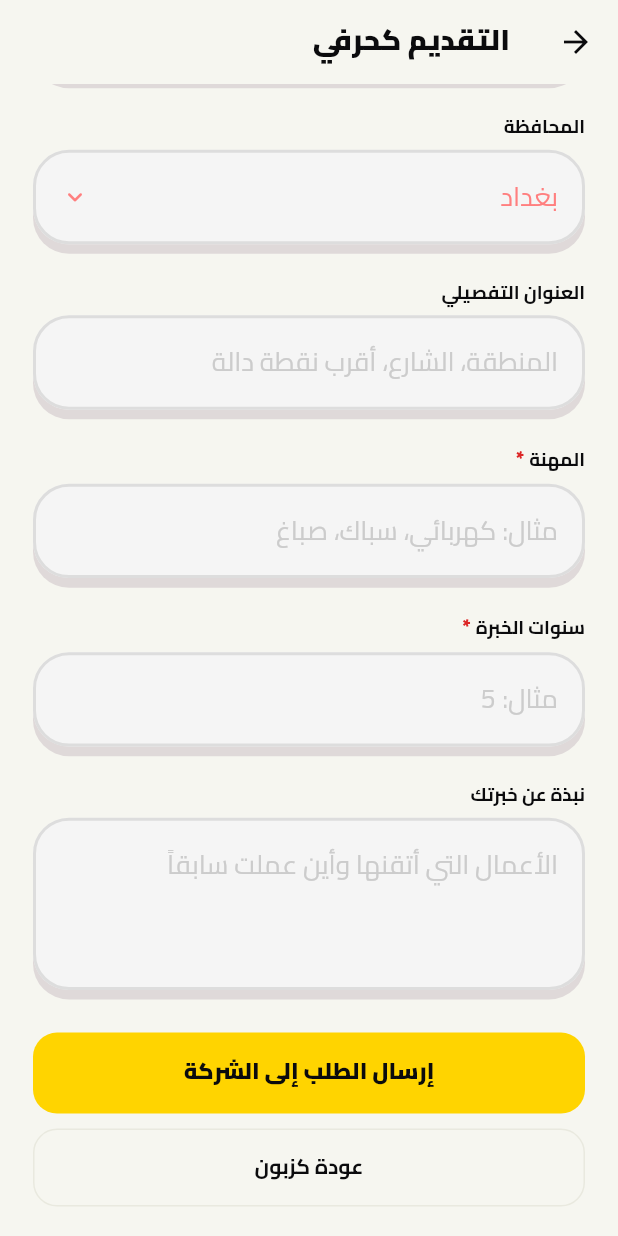
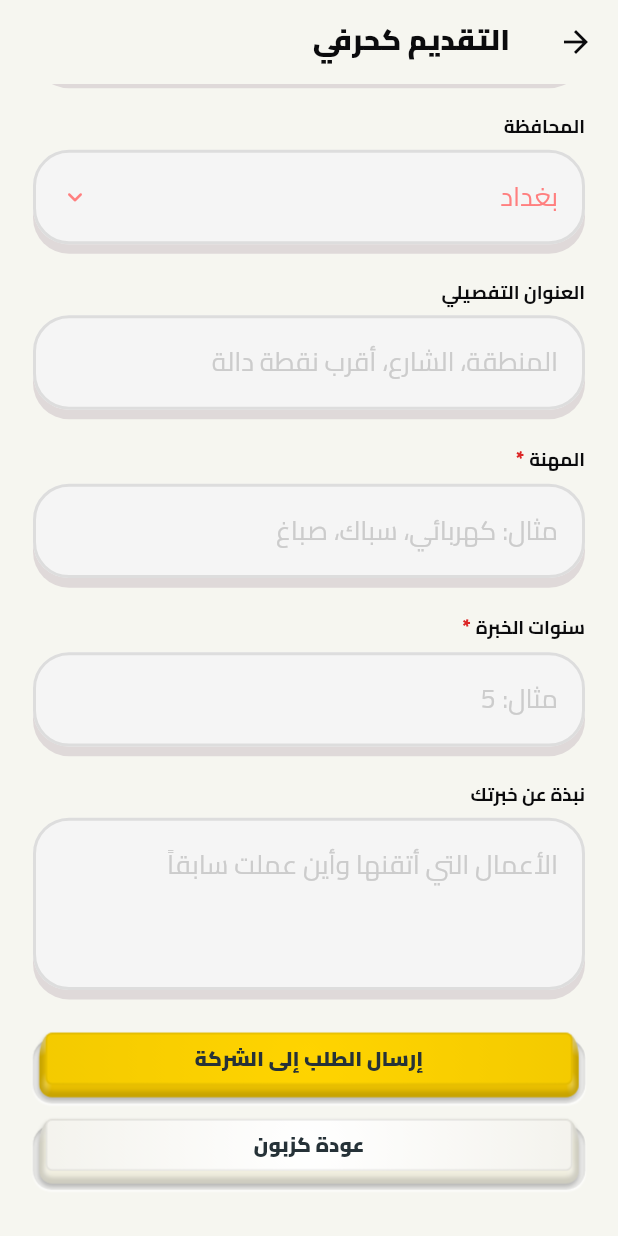
Before and after one commit to Programaerr/bkhidmatk-app, a Flutter app: the CraftsmanScreen screen opened directly, scrolled down 400 dp, on a phone screen of 412 x 824 dp. Run offline on Flutter 3.47's test engine with Material 3 defaults, Android fonts, the phone set to English and light mode, and no system bars; our stand-ins replace pdf, printing, qr_flutter, screenshot, shared_preferences, sqflite and 1 more; accounts and stored records are empty; project files that could hold a hidden picture were left out.

Commit message:
Give the craftsman form's keys the login key's design
Add PushKeyButton, which builds a full-width PushKey with the login key's
scale, face height, depth, label style and held state while waiting. A test
compares both keys with the real login key so they stay the same.

The send key is yellow in the app's gold, in day and night, through a new
PushKey.yellow option. The back key stays white, and the first screen's keys
are unaffected.

Co-Authored-By: Claude Opus 5.5 <noreply@anthropic.com>

```diff
--- a/lib/ui/auth/craftsman_screen.dart
+++ b/lib/ui/auth/craftsman_screen.dart
@@ -6,6 +6,7 @@ import '../../core/utils.dart';
 import '../../data/models.dart';
 import '../../state/app_state.dart';
 import '../widgets/ui.dart';
+import 'push_key.dart';
 import 'raised_field.dart';
 
 const _easternDigits = '٠١٢٣٤٥٦٧٨٩';
@@ -150,15 +151,7 @@ class _CraftsmanScreenState extends State<CraftsmanScreen> {
     return number == null || number < min || number > max ? message : null;
   }
 
-  Widget _backButton() {
-    return SizedBox(
-      width: double.infinity,
-      child: OutlinedButton(
-        onPressed: _backAsCustomer,
-        child: const Text('عودة كزبون'),
-      ),
-    );
-  }
+  Widget _backButton() => PushKeyButton(label: 'عودة كزبون', onPressed: _backAsCustomer);
 
   Widget _sentMessage(ThemeData theme) {
     return Center(
@@ -260,9 +253,14 @@ class _CraftsmanScreenState extends State<CraftsmanScreen> {
               const SizedBox(height: 12),
               Text(_error!, style: const TextStyle(color: AppColors.danger, fontSize: 12.5)),
             ],
-            const SizedBox(height: 22),
-            PrimaryButton(label: 'إرسال الطلب إلى الشركة', onPressed: _submit, loading: _loading),
-            const SizedBox(height: 10),
+            const SizedBox(height: 19),
+            PushKeyButton(
+              label: 'إرسال الطلب إلى الشركة',
+              onPressed: _submit,
+              loading: _loading,
+              yellow: true,
+            ),
+            const SizedBox(height: 4),
             _backButton(),
           ],
         ),
--- a/lib/ui/auth/push_key.dart
+++ b/lib/ui/auth/push_key.dart
@@ -1,6 +1,9 @@
+import 'dart:math' as math;
 import 'dart:ui' as ui;
 
 import 'package:flutter/material.dart';
+
+import '../../core/theme.dart';
 
 const _faceCenter = Colors.white;
 const _faceEdge = Color(0xFFF1F0E9);
@@ -30,6 +33,93 @@ const _nightSideInnerShadow = Color(0x4D000000);
 const _nightSideShine = Color(0x14FFFFFF);
 const _nightSideGlow = Color(0x26FFFFFF);
 
+// الزر الأصفر بلون التطبيق، نهاراً وليلاً.
+const _yellowFaceCenter = AppColors.gold;
+const _yellowFaceEdge = Color(0xFFF1C800);
+const _yellowSide = AppColors.goldDeep;
+
+// مقاسات زر تسجيل الدخول في الشاشة الأولى وألوانه.
+const _loginDesignWidth = 391.0;
+const _loginDesignHeight = 715.0;
+const _loginMinScale = .95;
+const _loginFaceHeight = 32.74;
+const _loginTextSize = 13.0;
+const _loginTouchMargin = 3.0;
+const _loginInk = Color(0xFF263238);
+const _loginNightInk = Color(0xFFF4F4EE);
+const _loginSpinner = Color(0xFF416F9E);
+
+/// زر بشكل زر تسجيل الدخول ومقاساته، ويأخذ عرض المكان الذي يوضع فيه.
+class PushKeyButton extends StatelessWidget {
+  const PushKeyButton({
+    super.key,
+    required this.label,
+    required this.onPressed,
+    this.loading = false,
+    this.yellow = false,
+  });
+
+  final String label;
+  final VoidCallback onPressed;
+  final bool loading;
+  final bool yellow;
+
+  @override
+  Widget build(BuildContext context) {
+    final size = MediaQuery.sizeOf(context);
+    final fit = math.min(size.width / _loginDesignWidth, size.height / _loginDesignHeight);
+    final unit = math.max(fit, _loginMinScale);
+    final night = Theme.of(context).brightness == Brightness.dark;
+    final faceHeight = _loginFaceHeight * unit;
+    return GestureDetector(
+      behavior: HitTestBehavior.opaque,
+      onTap: loading ? null : onPressed,
+      child: Padding(
+        padding: EdgeInsets.symmetric(vertical: _loginTouchMargin * unit),
+        child: SizedBox(
+          width: double.infinity,
+          height: faceHeight + PushKey.depth * unit,
+          child: PushKey(
+            unit: unit,
+            faceHeight: faceHeight,
+            held: loading,
+            yellow: yellow,
+            night: night ? kAlwaysCompleteAnimation : kAlwaysDismissedAnimation,
+            child: Semantics(
+              button: true,
+              enabled: !loading,
+              child: Center(
+                child: loading
+                    ? SizedBox(
+                        width: 16 * unit,
+                        height: 16 * unit,
+                        child: CircularProgressIndicator(
+                          strokeWidth: 2,
+                          color: yellow ? _loginInk : _loginSpinner,
+                        ),
+                      )
+                    : FittedBox(
+                        fit: BoxFit.scaleDown,
+                        child: Text(
+                          label,
+                          style: TextStyle(
+                            fontFamily: 'Cairo',
+                            fontSize: _loginTextSize * unit,
+                            height: 1.2,
+                            fontWeight: FontWeight.w800,
+                            color: night && !yellow ? _loginNightInk : _loginInk,
+                          ),
+                        ),
+                      ),
+              ),
+            ),
+          ),
+        ),
+      ),
+    );
+  }
+}
+
 /// زر ثلاثي الأبعاد باللون الأبيض: وجهه ينخفض عند اللمس فوق جانب وقاعدة ثابتين.
 class PushKey extends StatefulWidget {
   const PushKey({
@@ -41,6 +131,7 @@ class PushKey extends StatefulWidget {
     this.held = false,
     this.alarm = 0,
     this.night = kAlwaysDismissedAnimation,
+    this.yellow = false,
   });
 
   /// ارتفاع الجانب الظاهر تحت وجه الزر، بوحدات التصميم.
@@ -63,6 +154,9 @@ class PushKey extends StatefulWidget {
   /// 0 نهار، و1 ليل. الزر الساكن يتدرج بطبقتين، فلا يُعاد بناؤه ولا رسمه مع كل إطار.
   final Animation<double> night;
 
+  /// وجه الزر وجانبه باللون الأصفر بدل الأبيض.
+  final bool yellow;
+
   @override
   State<PushKey> createState() => _PushKeyState();
 }
@@ -81,6 +175,7 @@ class _PushKeyState extends State<PushKey> {
       borderColor: widget.borderColor,
       alarm: widget.alarm,
       night: widget.night,
+      yellow: widget.yellow,
     );
     if (pressed > 0 || widget.alarm > 0) {
       return RepaintBoundary(child: CustomPaint(painter: shape));
@@ -92,6 +187,7 @@ class _PushKeyState extends State<PushKey> {
             pixelRatio: pixelRatio,
             unit: widget.unit,
             faceHeight: widget.faceHeight,
+            yellow: widget.yellow,
           ),
         );
     return Stack(
@@ -152,6 +248,7 @@ class _RestingImages {
   double _pixelRatio = 0;
   double _unit = 0;
   double _faceHeight = 0;
+  bool _yellow = false;
 
   void paint(
     Canvas canvas, {
@@ -160,16 +257,19 @@ class _RestingImages {
     required double unit,
     required double faceHeight,
     required bool night,
+    required bool yellow,
   }) {
     if (size != _size ||
         pixelRatio != _pixelRatio ||
         unit != _unit ||
-        faceHeight != _faceHeight) {
+        faceHeight != _faceHeight ||
+        yellow != _yellow) {
       dispose();
       _size = size;
       _pixelRatio = pixelRatio;
       _unit = unit;
       _faceHeight = faceHeight;
+      _yellow = yellow;
       _day = _snapshot(0);
       _night = _snapshot(1);
     }
@@ -201,6 +301,7 @@ class _RestingImages {
       faceHeight: _faceHeight,
       alarm: 0,
       night: AlwaysStoppedAnimation(night),
+      yellow: _yellow,
     ).paint(canvas, _size);
     final picture = recorder.endRecording();
     final image = picture.toImageSync(
@@ -226,6 +327,7 @@ class _RestingPainter extends CustomPainter {
     required this.pixelRatio,
     required this.unit,
     required this.faceHeight,
+    required this.yellow,
   });
 
   final _RestingImages images;
@@ -233,6 +335,7 @@ class _RestingPainter extends CustomPainter {
   final double pixelRatio;
   final double unit;
   final double faceHeight;
+  final bool yellow;
 
   @override
   void paint(Canvas canvas, Size size) {
@@ -243,6 +346,7 @@ class _RestingPainter extends CustomPainter {
       unit: unit,
       faceHeight: faceHeight,
       night: night,
+      yellow: yellow,
     );
   }
 
@@ -251,7 +355,8 @@ class _RestingPainter extends CustomPainter {
       oldDelegate.night != night ||
       oldDelegate.pixelRatio != pixelRatio ||
       oldDelegate.unit != unit ||
-      oldDelegate.faceHeight != faceHeight;
+      oldDelegate.faceHeight != faceHeight ||
+      oldDelegate.yellow != yellow;
 }
 
 /// إطار الخانة عند الكتابة فيها، فوق صورة الزر الساكن.
@@ -280,6 +385,7 @@ class _KeyPainter extends CustomPainter {
     required this.alarm,
     required this.night,
     this.borderColor,
+    this.yellow = false,
   }) : super(repaint: night);
 
   final double pressed;
@@ -288,10 +394,13 @@ class _KeyPainter extends CustomPainter {
   final double alarm;
   final Animation<double> night;
   final Color? borderColor;
+  final bool yellow;
 
   double _mix(double up, double down) => (up + (down - up) * pressed) * unit;
 
   Color _tone(Color day, Color dark) => Color.lerp(day, dark, night.value)!;
+
+  Color _keyTone(Color inYellow, Color day, Color dark) => yellow ? inYellow : _tone(day, dark);
 
   @override
   void paint(Canvas canvas, Size size) {
@@ -340,7 +449,10 @@ class _KeyPainter extends CustomPainter {
           ..color = _tone(_sideShadow, _nightSideShadow)
           ..maskFilter = MaskFilter.blur(BlurStyle.normal, 1.5 * unit),
       )
-      ..drawRRect(side, Paint()..color = Color.lerp(_tone(_side, _nightSide), _alarmSide, alarm)!)
+      ..drawRRect(
+        side,
+        Paint()..color = Color.lerp(_keyTone(_yellowSide, _side, _nightSide), _alarmSide, alarm)!,
+      )
       ..save()
       ..clipRRect(side);
     final lowCorner = side.bottom - 8 * unit;
@@ -394,8 +506,12 @@ class _KeyPainter extends CustomPainter {
           face.center,
           face.width * .62,
           [
-            Color.lerp(_tone(_faceCenter, _nightFaceCenter), _alarmFaceCenter, alarm)!,
-            Color.lerp(_tone(_faceEdge, _nightFaceEdge), _alarmFaceEdge, alarm)!,
+            Color.lerp(
+              _keyTone(_yellowFaceCenter, _faceCenter, _nightFaceCenter),
+              _alarmFaceCenter,
+              alarm,
+            )!,
+            Color.lerp(_keyTone(_yellowFaceEdge, _faceEdge, _nightFaceEdge), _alarmFaceEdge, alarm)!,
           ],
         ),
     );
@@ -451,5 +567,6 @@ class _KeyPainter extends CustomPainter {
       oldDelegate.faceHeight != faceHeight ||
       oldDelegate.alarm != alarm ||
       oldDelegate.night != night ||
-      oldDelegate.borderColor != borderColor;
+      oldDelegate.borderColor != borderColor ||
+      oldDelegate.yellow != yellow;
 }
```
Also changed, not shown: 2 other files.
